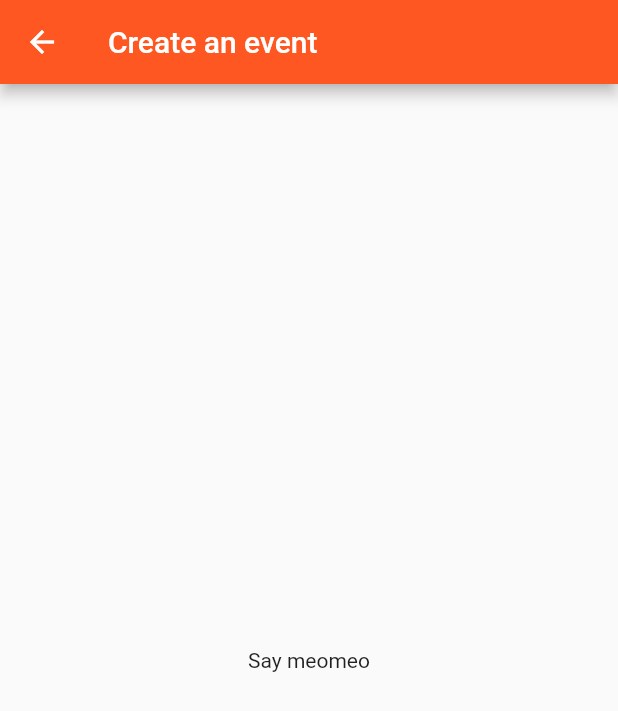
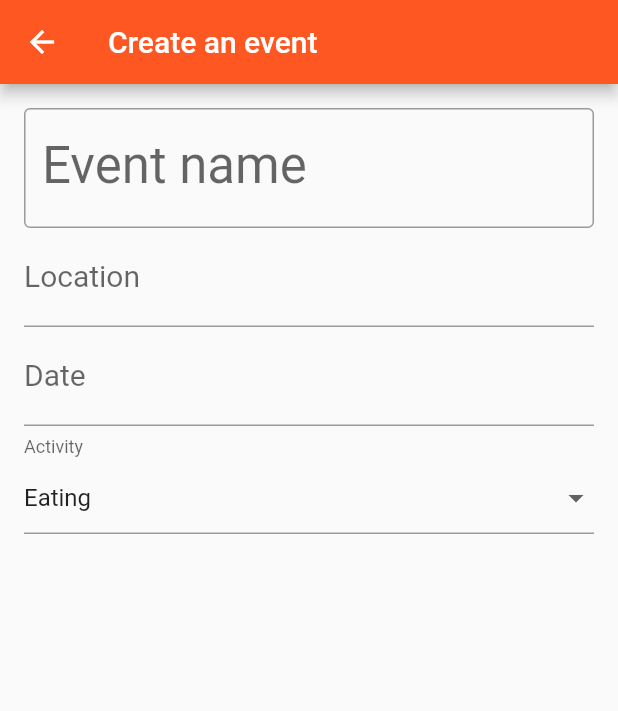
Before and after one commit to doxuanviet1996/debnet, a Flutter app: the EventCreation screen opened by its route, on a phone screen of 412 x 824 dp. Shown: the top 711 px of the screen. Run offline on Flutter 3.47's test engine with Material 2 defaults, Android fonts, the phone set to English and light mode, and no system bars.

Commit message:
chua lam gi

```diff
--- a/debnet/lib/events.dart
+++ b/debnet/lib/events.dart
@@ -1,34 +1,5 @@
 import 'package:flutter/material.dart';
-
-List<Widget> list = <Widget>[
-  ListTile(
-    title: Text('Batman',
-        style: TextStyle(fontWeight: FontWeight.w500, fontSize: 20.0)),
-    subtitle: Text('Lotte Cinema'),
-    leading: Icon(
-      Icons.theaters,
-      color: Colors.deepOrange,
-    ),
-  ),
-  ListTile(
-    title: Text('Avenger',
-        style: TextStyle(fontWeight: FontWeight.w500, fontSize: 20.0)),
-    subtitle: Text('Gungdong'),
-    leading: Icon(
-      Icons.theaters,
-      color: Colors.deepOrange,
-    ),
-  ),
-  ListTile(
-    title: Text('Trilgu',
-        style: TextStyle(fontWeight: FontWeight.w500, fontSize: 20.0)),
-    subtitle: Text('79 Gungdong'),
-    leading: Icon(
-      IconData(0xe56c, fontFamily: 'MaterialIcons'),
-      color: Colors.deepOrange
-    ),
-  ),
-];
+import 'package:flutter/cupertino.dart';
 
 class Events extends StatefulWidget {
   @override
@@ -38,6 +9,32 @@ class Events extends StatefulWidget {
 class _EventsState extends State<Events> {
   @override
   Widget build(BuildContext context) {
+    List<Widget> list = <Widget>[
+      ListTile(
+        title: Text('Batman',
+            style: TextStyle(fontWeight: FontWeight.w500, fontSize: 20.0)),
+        subtitle: Text('Lotte Cinema'),
+        leading: Icon(Icons.theaters, color: Colors.deepOrange,),
+        onTap: () {
+          Navigator.pushNamed(context, '/events/event');
+          },
+      ),
+      ListTile(
+        title: Text('Avenger',
+            style: TextStyle(fontWeight: FontWeight.w500, fontSize: 20.0)),
+        subtitle: Text('Gungdong'),
+        leading: Icon(Icons.theaters, color: Colors.deepOrange,),
+        onTap: () {
+          Navigator.pushNamed(context, '/events/event');
+          },
+      ),
+      ListTile(
+        title: Text('Trilgu',
+            style: TextStyle(fontWeight: FontWeight.w500, fontSize: 20.0)),
+        subtitle: Text('79 Gungdong'),
+        leading: Icon(IconData(0xe56c, fontFamily: 'MaterialIcons'), color: Colors.deepOrange),
+      ),
+    ];
     return new Scaffold(
       appBar: AppBar(
         title: Text('List of events'),
@@ -58,10 +55,81 @@ class EventCreation extends StatefulWidget {
 
 class _EventCreationState extends State<EventCreation> {
   @override
+  final List<String> _allActivities = <String>['Eating', 'Filming', 'Travelling', 'Drinking'];
+  String _activity = 'Eating';
+  Widget build(BuildContext context) {
+    return Scaffold(
+      appBar: AppBar(
+        title: const Text('Create an event'),
+      ),
+      body: DropdownButtonHideUnderline(
+        child: SafeArea(
+          top: false,
+          bottom: false,
+          child: ListView(
+            padding: const EdgeInsets.all(16.0),
+            children: <Widget>[
+              TextField(
+                enabled: true,
+                decoration: const InputDecoration(
+                  labelText: 'Event name',
+                  border: OutlineInputBorder(),
+                ),
+                style: Theme.of(context).textTheme.display1,
+              ),
+              TextField(
+                decoration: const InputDecoration(
+                  labelText: 'Location',
+                ),
+                style: Theme.of(context).textTheme.display1.copyWith(fontSize: 20.0),
+              ),
+              TextField(
+                decoration: const InputDecoration(
+                  labelText: 'Date',
+                ),
+                style: Theme.of(context).textTheme.display1.copyWith(fontSize: 20.0),
+              ),
+              const SizedBox(height: 8.0),
+              InputDecorator(
+                decoration: const InputDecoration(
+                  labelText: 'Activity',
+                  hintText: 'Choose an activity',
+                  contentPadding: EdgeInsets.zero,
+                ),
+                isEmpty: _activity == null,
+                child: DropdownButton<String>(
+                  value: _activity,
+                  onChanged: (String newValue) {
+                    setState(() {
+                      _activity = newValue;
+                    });
+                  },
+                  items: _allActivities.map<DropdownMenuItem<String>>((String value) {
+                    return DropdownMenuItem<String>(
+                      value: value,
+                      child: Text(value),
+                    );
+                  }).toList(),
+                ),
+              ),
+            ],
+          ),
+        ),
+      ),
+    );
+  }
+}
+class Event extends StatefulWidget {
+  @override
+  State<StatefulWidget> createState() =>new _Event();
+}
+
+class _Event extends State<Event> {
+  @override
   Widget build(BuildContext context) {
     return new Scaffold(
       appBar: AppBar(
-        title: Text('Create an event'),
+        title: Text('Event'),
       ),
       body: Center(
         child: Text('Say meomeo'),
--- a/debnet/lib/main.dart
+++ b/debnet/lib/main.dart
@@ -18,6 +18,7 @@ class MyApp extends StatelessWidget {
       "/friends" : (BuildContext context) => Friends(),
       "/create" : (BuildContext context) => EventCreation(),
       "/notification" : (BuildContext context) => Notifications(),
+      "/events/event" : (BuildContext context) => Event(),
     };
   }
 
```
Also changed, not shown: debnet/lib/debts.dart (+8 -9 lines), debnet/lib/friends.dart (+9 -11 lines).
